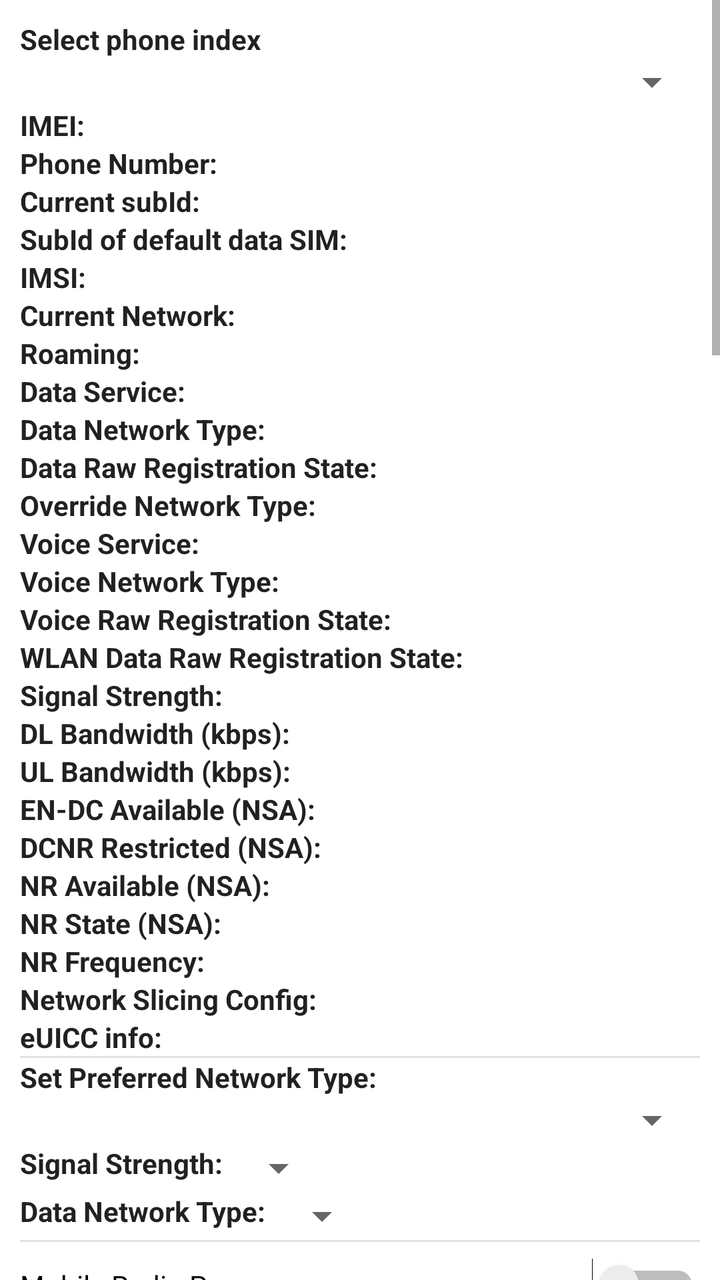
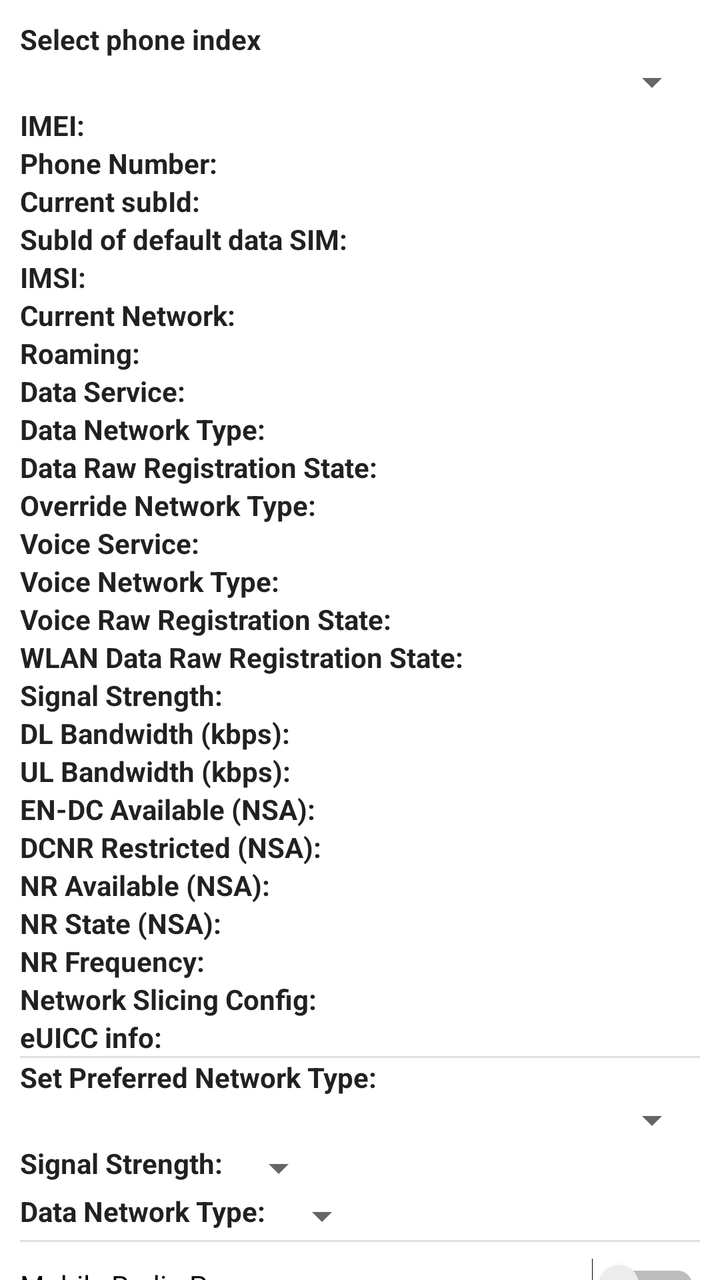

The first picture is an Android layout as it rendered before a commit; the second is the same layout after the commit. The layout source and the unified diff follow.
<!-- AndroidManifest.xml: fallback theme Theme.MaterialComponents.DayNight.NoActionBar -->
<!-- res/layout/radio_info.xml -->
<?xml version="1.0" encoding="utf-8"?>
<ScrollView xmlns:android="http://schemas.android.com/apk/res/android"
    android:layout_width="match_parent"
    android:layout_height="match_parent"
    android:layoutDirection="locale"
    android:textDirection="locale">

    <LinearLayout style="@style/info_layout"
        android:descendantFocusability="beforeDescendants"
        android:focusableInTouchMode="true">

        
        <TextView
                android:layout_width="match_parent"
                android:layout_height="wrap_content"
                android:text="@string/phone_index_label"
                style="@style/info_label"
                />

        <Spinner android:id="@+id/phoneIndex"
                 android:layout_width="match_parent"
                 android:layout_height="wrap_content"
                />

        
        <LinearLayout style="@style/RadioInfo_entry_layout">
            <TextView android:text="@string/radio_info_imei_label" style="@style/info_label" />
            <TextView android:id="@+id/imei" style="@style/info_value" />
        </LinearLayout>

        
        <LinearLayout style="@style/RadioInfo_entry_layout">
            <TextView android:text="@string/radio_info_phone_number_label" style="@style/info_label" />
            <TextView android:id="@+id/number" style="@style/info_value" />
        </LinearLayout>

        
        <LinearLayout style="@style/RadioInfo_entry_layout">
            <TextView android:text="@string/radio_info_subid" style="@style/info_label" />
            <TextView android:id="@+id/subid" style="@style/info_value" />
        </LinearLayout>

        
        <LinearLayout style="@style/RadioInfo_entry_layout">
            <TextView android:text="@string/radio_info_dds" style="@style/info_label" />
            <TextView android:id="@+id/dds" style="@style/info_value" />
        </LinearLayout>

        
        <LinearLayout style="@style/RadioInfo_entry_layout">
            <TextView android:text="@string/radio_info_imsi_label" style="@style/info_label" />
            <TextView android:id="@+id/imsi" style="@style/info_value" />
        </LinearLayout>

        
        <LinearLayout style="@style/RadioInfo_entry_layout">
            <TextView android:text="@string/radio_info_current_network_label" style="@style/info_label" />
            <TextView android:id="@+id/operator" style="@style/info_value" />
        </LinearLayout>

        
        <LinearLayout style="@style/RadioInfo_entry_layout">
            <TextView android:text="@string/radio_info_roaming_label" style="@style/info_label" />
            <TextView android:id="@+id/roaming" style="@style/info_value" />
        </LinearLayout>

        
        <LinearLayout style="@style/RadioInfo_entry_layout">
            <TextView android:text="@string/radio_info_gprs_service_label" style="@style/info_label" />
            <TextView android:id="@+id/gprs" style="@style/info_value" />
        </LinearLayout>

        
        <LinearLayout style="@style/RadioInfo_entry_layout">
            <TextView android:text="@string/radio_info_data_network_type_label" style="@style/info_label" />
            <TextView android:id="@+id/data_network" style="@style/info_value" />
        </LinearLayout>

        
        <LinearLayout style="@style/RadioInfo_entry_layout">
            <TextView android:text="@string/radio_info_data_raw_registration_state_label" style="@style/info_label" />
            <TextView android:id="@+id/data_raw_registration_state" style="@style/info_value" />
        </LinearLayout>

        
        <LinearLayout style="@style/RadioInfo_entry_layout">
            <TextView android:text="@string/radio_info_override_network_type_label" style="@style/info_label" />
            <TextView android:id="@+id/override_network" style="@style/info_value" />
        </LinearLayout>

        
        <LinearLayout style="@style/RadioInfo_entry_layout">
            <TextView android:text="@string/radio_info_gsm_service_label" style="@style/info_label" />
            <TextView android:id="@+id/gsm" style="@style/info_value" />
        </LinearLayout>

        
        <LinearLayout style="@style/RadioInfo_entry_layout">
            <TextView android:text="@string/radio_info_voice_network_type_label" style="@style/info_label" />
            <TextView android:id="@+id/voice_network" style="@style/info_value" />
        </LinearLayout>

        
        <LinearLayout style="@style/RadioInfo_entry_layout">
            <TextView android:text="@string/radio_info_voice_raw_registration_state_label" style="@style/info_label" />
            <TextView android:id="@+id/voice_raw_registration_state" style="@style/info_value" />
        </LinearLayout>

        
        <LinearLayout style="@style/RadioInfo_entry_layout">
            <TextView android:text="@string/radio_info_wlan_data_raw_registration_state_label" style="@style/info_label" />
            <TextView android:id="@+id/wlan_data_raw_registration_state" style="@style/info_value" />
        </LinearLayout>

        
        <LinearLayout style="@style/RadioInfo_entry_layout">
            <TextView android:text="@string/radio_info_signal_strength_label" style="@style/info_label" />
            <TextView android:id="@+id/dbm" style="@style/info_value" />
        </LinearLayout>

        
        <LinearLayout style="@style/RadioInfo_entry_layout" android:orientation="horizontal">
            <TextView android:text="@string/radio_info_dl_kbps" style="@style/info_label" />
            <TextView android:id="@+id/dl_kbps" style="@style/info_value" />
        </LinearLayout>

        
        <LinearLayout style="@style/RadioInfo_entry_layout" android:orientation="horizontal">
            <TextView android:text="@string/radio_info_ul_kbps" style="@style/info_label" />
            <TextView android:id="@+id/ul_kbps" style="@style/info_value" />
        </LinearLayout>


        
        <LinearLayout style="@style/RadioInfo_entry_layout" android:orientation="horizontal">
            <TextView android:id="@+id/endc_available_label" android:text="@string/radio_info_endc_available" style="@style/info_label" />
            <TextView android:id="@+id/endc_available" style="@style/info_value" />
        </LinearLayout>

        
        <LinearLayout style="@style/RadioInfo_entry_layout" android:orientation="horizontal">
            <TextView android:id="@+id/dcnr_restricted_label" android:text="@string/radio_info_dcnr_restricted" style="@style/info_label" />
            <TextView android:id="@+id/dcnr_restricted" style="@style/info_value" />
        </LinearLayout>

        
        <LinearLayout style="@style/RadioInfo_entry_layout" android:orientation="horizontal">
            <TextView android:id="@+id/nr_available_label" android:text="@string/radio_info_nr_available" style="@style/info_label" />
            <TextView android:id="@+id/nr_available" style="@style/info_value" />
        </LinearLayout>

        
        <LinearLayout style="@style/RadioInfo_entry_layout" android:orientation="horizontal">
            <TextView android:id="@+id/nr_state_label" android:text="@string/radio_info_nr_state" style="@style/info_label" />
            <TextView android:id="@+id/nr_state" style="@style/info_value" />
        </LinearLayout>

        
        <LinearLayout style="@style/RadioInfo_entry_layout" android:orientation="horizontal">
            <TextView android:id="@+id/nr_frequency_label" android:text="@string/radio_info_nr_frequency" style="@style/info_label" />
            <TextView android:id="@+id/nr_frequency" style="@style/info_value" />
        </LinearLayout>

        
        <LinearLayout style="@style/RadioInfo_entry_layout" android:orientation="horizontal">
            <TextView android:id="@+id/network_slicing_config_label" android:text="@string/radio_info_network_slicing_config" style="@style/info_label" />
            <TextView android:id="@+id/network_slicing_config" style="@style/info_value" />
        </LinearLayout>

        
        <LinearLayout style="@style/RadioInfo_entry_layout" android:orientation="horizontal">
            <TextView android:id="@+id/euicc_info_label" android:text="@string/radio_info_euicc_info" style="@style/info_label" />
            <TextView android:id="@+id/euicc_info" style="@style/info_value" />
        </LinearLayout>

        
        <View
            android:layout_width="fill_parent"
            android:layout_height="1dip"
            android:background="?android:attr/listDivider" />

        
        <TextView
                android:layout_width="match_parent"
                android:layout_height="wrap_content"
                android:text="@string/radio_info_set_perferred_label"
                style="@style/info_label"
                />

        <Spinner android:id="@+id/preferredNetworkType"
                 android:layout_width="match_parent"
                 android:layout_height="wrap_content"
                />

        
        <LinearLayout style="@style/RadioInfo_entry_layout">
            <TextView android:id="@+id/signal_strength_label"
                android:text="@string/radio_info_signal_strength_label"
                style="@style/info_label" />
            <Spinner android:id="@+id/signalStrength"
                 android:layout_width="match_parent"
                 android:layout_height="wrap_content"/>
        </LinearLayout>

       
       <LinearLayout style="@style/RadioInfo_entry_layout">
            <TextView android:id="@+id/data_network_type_label"
                android:text="@string/radio_info_data_network_type_label"
                style="@style/info_label" />
            <Spinner android:id="@+id/dataNetworkType"
                 android:layout_width="match_parent"
                 android:layout_height="wrap_content"/>
         </LinearLayout>

        
        <View
            android:layout_width="fill_parent"
            android:layout_height="1dip"
            android:background="?android:attr/listDivider" />

        
        <Switch android:id="@+id/radio_power"
                android:textSize="14sp"
                android:layout_marginTop="8dip"
                android:layout_width="match_parent"
                android:layout_height="wrap_content"
                android:text="@string/radio_info_radio_power"/>

        
        <Switch android:id="@+id/simulate_out_of_service"
                android:textSize="14sp"
                android:layout_marginTop="8dip"
                android:layout_width="match_parent"
                android:layout_height="wrap_content"
                android:text="@string/simulate_out_of_service_string"/>

        
        <Switch android:id="@+id/enforce_satellite_channel"
            android:textSize="14sp"
            android:layout_marginTop="8dip"
            android:layout_width="match_parent"
            android:layout_height="wrap_content"
            android:text="@string/enforce_satellite_channel_string"/>

        
        <RadioGroup
            android:id="@+id/force_camp_satellite_selection_radio_group"
            android:layout_width="wrap_content"
            android:layout_height="wrap_content"
            android:layout_marginTop="8dip"
            android:visibility="gone"
            android:orientation="horizontal">

        <RadioButton
            android:id="@+id/starlink_band"
            android:layout_width="wrap_content"
            android:layout_height="wrap_content"
            android:layout_marginEnd="4dip"
            android:text="@string/starlink_satellite_band_string" />

        <RadioButton
            android:id="@+id/ast_band"
            android:layout_width="wrap_content"
            android:layout_height="wrap_content"
            android:layout_marginEnd="4dip"
            android:text="@string/ast_satellite_band_string" />

        <RadioButton
            android:id="@+id/manual_override_band"
            android:layout_width="wrap_content"
            android:layout_height="wrap_content"
            android:text="@string/manual_override_satellite_band_string" />
        </RadioGroup>

        
        <LinearLayout style="@style/RadioInfo_entry_layout">
            <TextView android:id="@+id/manual_band_selector_label"
                android:text="@string/satellite_manual_band_label"
                style="@style/info_label" />
            <Spinner android:id="@+id/manualBandSelector"
                android:layout_width="match_parent"
                android:layout_height="wrap_content"/>
        </LinearLayout>

        <LinearLayout android:layout_width="match_parent"
            android:layout_height="wrap_content">
            <TextView android:id="@+id/satellite_channel_label"
                android:text="@string/satellite_channel_label_text"
                style="@style/info_label" />
            <EditText android:id="@+id/satellite_channel_number"
                style="@style/form_value"
                android:layout_width="match_parent"
                android:layout_height="wrap_content"
                android:hint="@string/satellite_channel_hint_text"
                android:inputType="number"
                android:imeOptions="actionDone" />
        </LinearLayout>

        <Button android:id="@+id/force_camp_satellite_button"
            android:textSize="14sp"
            android:layout_marginTop="8dip"
            android:layout_width="wrap_content"
            android:layout_height="wrap_content"
            android:textAllCaps="false"
            android:text="@string/force_camp_satellite_button_string"
            />


        
        <Switch android:id="@+id/mock_carrier_roaming_satellite"
                android:textSize="14sp"
                android:layout_marginTop="8dip"
                android:layout_width="match_parent"
                android:layout_height="wrap_content"
                android:text="@string/mock_carrier_roaming_satellite_string"/>

        
        <Switch android:id="@+id/satellite_data_controller_switch"
            android:textSize="14sp"
            android:layout_marginTop="8dip"
            android:layout_width="match_parent"
            android:layout_height="wrap_content"
            android:text="@string/choose_satellite_data_mode"/>
        <RadioGroup
            android:id="@+id/satellite_data_controller"
            android:layout_width="wrap_content"
            android:layout_height="wrap_content"
            android:layout_marginTop="8dip"
            android:visibility="gone"
            android:orientation="horizontal">

            <RadioButton
                android:id="@+id/satellite_data_restricted"
                android:layout_width="wrap_content"
                android:layout_height="wrap_content"
                android:layout_marginRight="4dip"
                android:text="@string/satellite_data_restricted_string" />

            <RadioButton
                android:id="@+id/satellite_data_constrained"
                android:layout_width="wrap_content"
                android:layout_height="wrap_content"
                android:layout_marginRight="4dip"
                android:text="@string/satellite_data_constrained_string" />

            <RadioButton
                android:id="@+id/satellite_data_unConstrained"
                android:layout_width="wrap_content"
                android:layout_height="wrap_content"
                android:text="@string/satellite_data_unConstrained_string" />
        </RadioGroup>

        
        <Button android:id="@+id/esos_questionnaire"
                android:textSize="14sp"
                android:layout_marginTop="8dip"
                android:layout_width="wrap_content"
                android:layout_height="wrap_content"
                android:textAllCaps="false"
                android:text="@string/esos_satellite_string"
        />

        
        <Button android:id="@+id/satellite_enable_non_emergency_mode"
            android:textSize="14sp"
            android:layout_marginTop="8dip"
            android:layout_width="wrap_content"
            android:layout_height="wrap_content"
            android:textAllCaps="false"
            android:text="@string/satellite_enable_non_emergency_mode_string" />

        
        <Button android:id="@+id/demo_esos_questionnaire"
                android:textSize="14sp"
                android:layout_marginTop="8dip"
                android:layout_width="wrap_content"
                android:layout_height="wrap_content"
                android:textAllCaps="false"
                android:text="@string/demo_esos_satellite_string"
        />

        
        <Button android:id="@+id/satellite_config_viewer"
            android:textSize="14sp"
            android:layout_marginTop="8dip"
            android:layout_width="wrap_content"
            android:layout_height="wrap_content"
            android:textAllCaps="false"
            android:text="@string/satellite_config_viewer"
            />

        
        <Switch android:id="@+id/volte_provisioned_switch"
                android:textSize="14sp"
                android:layout_marginTop="8dip"
                android:layout_width="match_parent"
                android:layout_height="wrap_content"
                android:text="@string/volte_provisioned_switch_string"/>

        
        <Switch android:id="@+id/vt_provisioned_switch"
                android:textSize="14sp"
                android:layout_marginTop="8dip"
                android:layout_width="match_parent"
                android:layout_height="wrap_content"
                android:text="@string/vt_provisioned_switch_string"/>

        
        <Switch android:id="@+id/wfc_provisioned_switch"
                android:textSize="14sp"
                android:layout_marginTop="8dip"
                android:layout_width="match_parent"
                android:layout_height="wrap_content"
                android:text="@string/wfc_provisioned_switch_string"/>

        
        <Switch android:id="@+id/eab_provisioned_switch"
                android:textSize="14sp"
                android:layout_marginTop="8dip"
                android:layout_width="match_parent"
                android:layout_height="wrap_content"
                android:text="@string/eab_provisioned_switch_string"/>

        
        <View
            android:layout_width="fill_parent"
            android:layout_height="1dip"
            android:background="?android:attr/listDivider" />

        
        <Switch android:id="@+id/cbrs_data_switch"
                android:textSize="14sp"
                android:layout_marginTop="8dip"
                android:layout_width="match_parent"
                android:layout_height="wrap_content"
                android:text="@string/cbrs_data_switch_string" />

        
        <Switch android:id="@+id/dsds_switch"
                android:textSize="14sp"
                android:layout_marginTop="8dip"
                android:layout_width="match_parent"
                android:layout_height="wrap_content"
                android:text="@string/dsds_switch_string" />

        
        <Switch android:id="@+id/removable_esim_switch"
                android:textSize="14sp"
                android:layout_marginTop="8dip"
                android:layout_width="match_parent"
                android:layout_height="wrap_content"
                android:enabled="false"
                android:text="@string/removable_esim_string" />

        
        <View
            android:layout_width="fill_parent"
            android:layout_height="1dip"
            android:background="?android:attr/listDivider" />

        
        <Button android:id="@+id/ping_test"
                android:textSize="14sp"
                style="@style/RadioPrimaryButton"
                android:layout_marginTop="8dip"
                android:layout_width="wrap_content"
                android:layout_height="wrap_content"
                android:text="@string/ping_test_label"
                />

        <LinearLayout style="@style/RadioInfo_entry_layout">
            <TextView android:text="@string/radio_info_ping_hostname_v4" style="@style/info_label" />
            <TextView android:id="@+id/pingHostnameV4" style="@style/info_value" />
        </LinearLayout>

        <LinearLayout style="@style/RadioInfo_entry_layout">
            <TextView android:text="@string/radio_info_ping_hostname_v6" style="@style/info_label" />
            <TextView android:id="@+id/pingHostnameV6" style="@style/info_value" />
        </LinearLayout>

        <LinearLayout style="@style/RadioInfo_entry_layout">
            <TextView android:text="@string/radio_info_http_client_test" style="@style/info_label" />
            <TextView android:id="@+id/httpClientTest" style="@style/info_value" />
        </LinearLayout>

        
        <View
            android:layout_width="fill_parent"
            android:layout_height="1dip"
            android:background="?android:attr/listDivider" />

        
        <LinearLayout style="@style/RadioInfo_entry_layout">
            <TextView android:text="@string/radio_info_ppp_sent_label"
                style="@style/info_label" />
            <TextView android:id="@+id/sent" style="@style/info_value" />
        </LinearLayout>

        
        <LinearLayout style="@style/RadioInfo_entry_layout">
            <TextView android:text="@string/radio_info_ppp_received_label"
                style="@style/info_label" />
            <TextView android:id="@+id/received" style="@style/info_value" />
        </LinearLayout>

        
        <LinearLayout style="@style/RadioInfo_entry_layout">
            <TextView android:text="@string/radio_info_ppp_resets_label"
                style="@style/info_label" />
            <TextView android:id="@+id/sentSinceReceived" style="@style/info_value" />
        </LinearLayout>

        
        <View
            android:layout_width="fill_parent"
            android:layout_height="1dip"
            android:background="?android:attr/listDivider" />

        
        <LinearLayout style="@style/RadioInfo_entry_layout">
            <TextView android:text="@string/radio_info_call_status_label" style="@style/info_label" />
            <TextView android:id="@+id/call" style="@style/info_value" />
        </LinearLayout>

        
        <LinearLayout style="@style/RadioInfo_entry_layout">
            <TextView android:text="@string/radio_info_message_waiting_label" style="@style/info_label" />
            <TextView android:id="@+id/mwi" style="@style/info_value" />
        </LinearLayout>

        
        <LinearLayout style="@style/RadioInfo_entry_layout">
            <TextView android:text="@string/radio_info_call_redirect_label" style="@style/info_label" />
            <TextView android:id="@+id/cfi" style="@style/info_value" />
        </LinearLayout>

        
        <View
            android:layout_width="fill_parent"
            android:layout_height="1dip"
            android:background="?android:attr/listDivider" />

        

        <TextView
                android:layout_width="match_parent"
                android:layout_height="wrap_content"
                android:text="@string/radio_info_cell_info_refresh_rate"
                style="@style/info_label"
                />

        <Spinner android:id="@+id/cell_info_rate_select"
                 android:layout_width="match_parent"
                 android:layout_height="wrap_content"
                />

        
        <LinearLayout style="@style/RadioInfo_entry_layout">
            <TextView android:text="@string/radio_info_phy_chan_config" style="@style/info_label" />
            <TextView android:id="@+id/phy_chan_config" style="@style/info_value" />
        </LinearLayout>

        
        <LinearLayout style="@style/RadioInfo_entry_layout">
            <TextView android:text="@string/radio_info_cellinfo_label"
                      style="@style/info_label" />
        </LinearLayout>
        <LinearLayout style="@style/RadioInfo_entry_layout">
            <TextView android:id="@+id/cellinfo"
                      style="@style/info_value"
                      android:minHeight="300dip"
                      android:textSize="12sp" />
        </LinearLayout>

        
        <View
            android:layout_width="fill_parent"
            android:layout_height="1dip"
            android:background="?android:attr/listDivider" />

        
        
        <LinearLayout style="@style/RadioInfo_entry_layout"
                      android:orientation="horizontal" >
            <Button android:id="@+id/carrier_provisioning"
                    style="@style/RadioPrimaryButton"
                    android:layout_marginTop="8dip"
                    android:layout_weight="1"
                    android:layout_width="0dp"
                    android:layout_height="wrap_content"
                    android:text="@string/carrier_provisioning"
                    android:textSize="14sp"/>
            <Button android:id="@+id/trigger_carrier_provisioning"
                    style="@style/RadioPrimaryButton"
                    android:layout_marginTop="8dip"
                    android:layout_weight="1"
                    android:layout_width="0dp"
                    android:layout_height="wrap_content"
                    android:text="@string/trigger_carrier_provisioning"
                    android:textSize="14sp"/>
            <Button android:id="@+id/oem_info"
                    style="@style/RadioPrimaryButton"
                    android:layout_marginTop="8dip"
                    android:layout_weight="1"
                    android:layout_width="0dp"
                    android:layout_height="wrap_content"
                    android:text="@string/oem_radio_info_label"
                    android:textSize="14sp"/>
        </LinearLayout>

        
        <RelativeLayout android:layout_width="match_parent"
                        android:layout_height="wrap_content">
            <TextView android:id="@+id/smsc_label"
                      android:text="@string/radio_info_smsc_label"
                      android:layout_alignBaseline="@+id/update_smsc"
                      style="@style/info_label" />
            <Button android:id="@+id/refresh_smsc"
                    style="@style/RadioPrimaryButton"
                    android:textSize="14sp"
                    android:layout_marginTop="8dip"
                    android:layout_width="wrap_content"
                    android:layout_height="wrap_content"
                    android:text="@string/radio_info_smsc_refresh_label"
                    android:layout_alignParentEnd="true"
                    />
            <Button android:id="@+id/update_smsc"
                    style="@style/RadioPrimaryButton"
                    android:textSize="14sp"
                    android:layout_marginTop="8dip"
                    android:layout_width="wrap_content"
                    android:layout_height="wrap_content"
                    android:text="@string/radio_info_smsc_update_label"
                    android:layout_toStartOf="@+id/refresh_smsc"
                    android:layout_alignBaseline="@+id/refresh_smsc"
                    />
            <EditText android:id="@+id/smsc"
                      style="@style/form_value"
                      android:layout_alignBaseline="@+id/refresh_smsc"
                      android:layout_toStartOf="@id/update_smsc"
                      android:layout_toEndOf="@id/smsc_label" />
        </RelativeLayout>
    </LinearLayout>
</ScrollView>
<!-- resources referenced by this layout -->
<resources>
  <string name="ast_satellite_band_string">AST_US</string>
  <string name="carrier_provisioning">Carrier Provisioning Info</string>
  <string name="cbrs_data_switch_string">Cbrs Data</string>
  <string name="dsds_switch_string">Enable DSDS</string>
  <string name="eab_provisioned_switch_string">EAB/Presence Provisioned</string>
  <string name="force_camp_satellite_button_string">Connect</string>
  <string name="manual_override_satellite_band_string">Manual Override</string>
  <string name="oem_radio_info_label">OEM-specific Info/Settings</string>
  <string name="phone_index_label">Select phone index</string>
  <string name="ping_test_label">Run Ping Test</string>
  <string name="radio_info_call_redirect_label">Call Redirect:</string>
  <string name="radio_info_call_status_label">Voice Call Status:</string>
  <string name="radio_info_cell_info_refresh_rate">Cell Info Refresh Rate:</string>
  <string name="radio_info_cellinfo_label">All Cell Measurement Info:</string>
  <string name="radio_info_current_network_label">Current Network:</string>
  <string name="radio_info_data_network_type_label">Data Network Type:</string>
  <string name="radio_info_dcnr_restricted">DCNR Restricted (NSA):</string>
  <string name="radio_info_dds">SubId of default data SIM:</string>
  <string name="radio_info_dl_kbps">DL Bandwidth (kbps):</string>
  <string name="radio_info_endc_available">EN-DC Available (NSA):</string>
  <string name="radio_info_euicc_info" translatable="false">eUICC info:</string>
  <string name="radio_info_gprs_service_label">Data Service:</string>
  <string name="radio_info_gsm_service_label">Voice Service:</string>
  <string name="radio_info_http_client_test">HTTP Client Test:</string>
  <string name="radio_info_imei_label">IMEI:</string>
  <string name="radio_info_imsi_label">IMSI:</string>
  <string name="radio_info_message_waiting_label">Message Waiting:</string>
  <string name="radio_info_nr_available">NR Available (NSA):</string>
  <string name="radio_info_nr_frequency">NR Frequency:</string>
  <string name="radio_info_nr_state">NR State (NSA):</string>
  <string name="radio_info_phone_number_label">Phone Number:</string>
  <string name="radio_info_ppp_received_label">Data Received:</string>
  <string name="radio_info_ppp_sent_label">Data Sent:</string>
  <string name="radio_info_radio_power">Mobile Radio Power</string>
  <string name="radio_info_roaming_label">Roaming:</string>
  <string name="radio_info_set_perferred_label">Set Preferred Network Type:</string>
  <string name="radio_info_signal_strength_label">Signal Strength:</string>
  <string name="radio_info_smsc_label">SMSC:</string>
  <string name="radio_info_smsc_refresh_label">Refresh</string>
  <string name="radio_info_smsc_update_label">Update</string>
  <string name="radio_info_subid">Current subId:</string>
  <string name="radio_info_ul_kbps">UL Bandwidth (kbps):</string>
  <string name="radio_info_voice_network_type_label">Voice Network Type:</string>
  <string name="removable_esim_string">Set Removable eSIM as Default</string>
  <string name="satellite_channel_hint_text">Enter Satellite Channel here</string>
  <string name="satellite_channel_label_text">Enter Channel:</string>
  <string name="satellite_config_viewer">Satellite Config Viewer</string>
  <string name="satellite_data_constrained_string">Limited</string>
  <string name="satellite_data_restricted_string">Restricted</string>
  <string name="satellite_data_unConstrained_string">UnLimited</string>
  <string name="satellite_manual_band_label">Select Band:</string>
  <string name="starlink_satellite_band_string">Starlink_US</string>
  <string name="trigger_carrier_provisioning">Trigger Carrier Provisioning</string>
  <string name="volte_provisioned_switch_string">VoLTE Provisioned</string>
  <string name="vt_provisioned_switch_string">Video Calling Provisioned</string>
  <string name="wfc_provisioned_switch_string">Wifi Calling Provisioned</string>
</resources>

<!-- the commit's change to res/layout/radio_info.xml (unified diff, before → after) -->
@@ -1,5 +1,6 @@
 <?xml version="1.0" encoding="utf-8"?>
-<ScrollView xmlns:android="http://schemas.android.com/apk/res/android"
+<androidx.core.widget.NestedScrollView
+    xmlns:android="http://schemas.android.com/apk/res/android"
     android:layout_width="match_parent"
     android:layout_height="match_parent"
     android:layoutDirection="locale"
@@ -641,4 +642,4 @@
                       android:layout_toEndOf="@id/smsc_label" />
         </RelativeLayout>
     </LinearLayout>
-</ScrollView>
+</androidx.core.widget.NestedScrollView>
